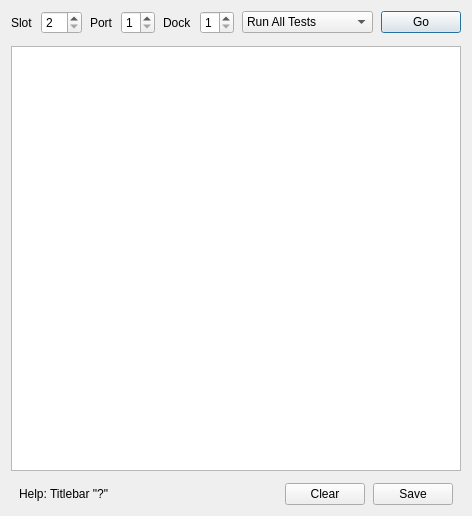
Above: Forms/IMBISTDlg.ui from billkarsh/SpikeGLX before the change. Below: the same form after it.
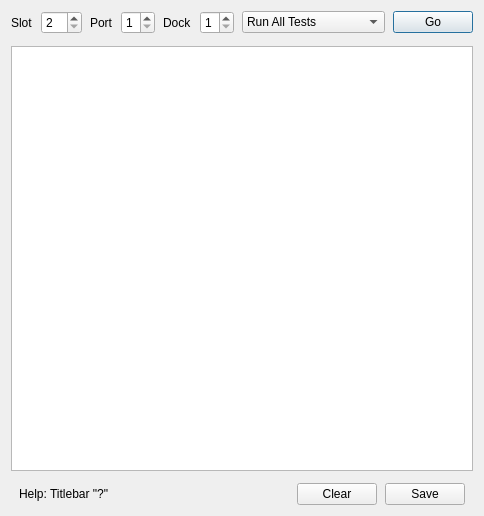
That is the form after the change.

```diff
--- a/Forms/IMBISTDlg.ui
+++ b/Forms/IMBISTDlg.ui
@@ -9,7 +9,7 @@
    <rect>
     <x>0</x>
     <y>0</y>
-    <width>414</width>
+    <width>484</width>
     <height>516</height>
    </rect>
   </property>
```
Left out of the diff: 2 changed lines with no effect on the pictures.
